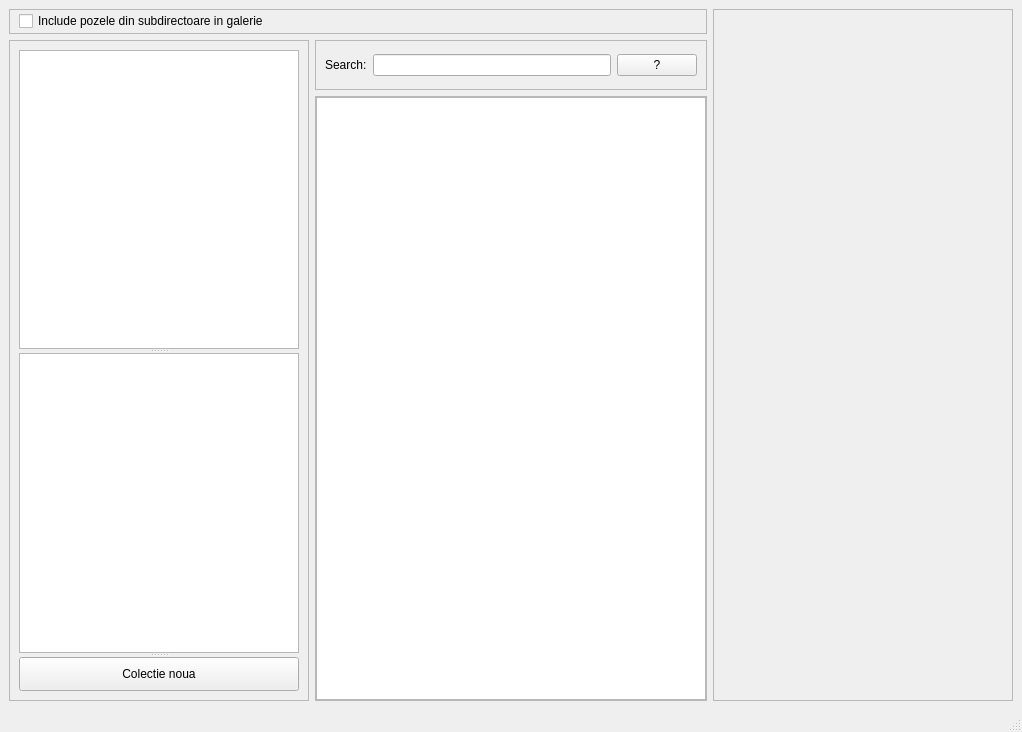
Above: interfata.ui from Flavius-George/Licenta_Riscant before the change. Below: the same form after it.
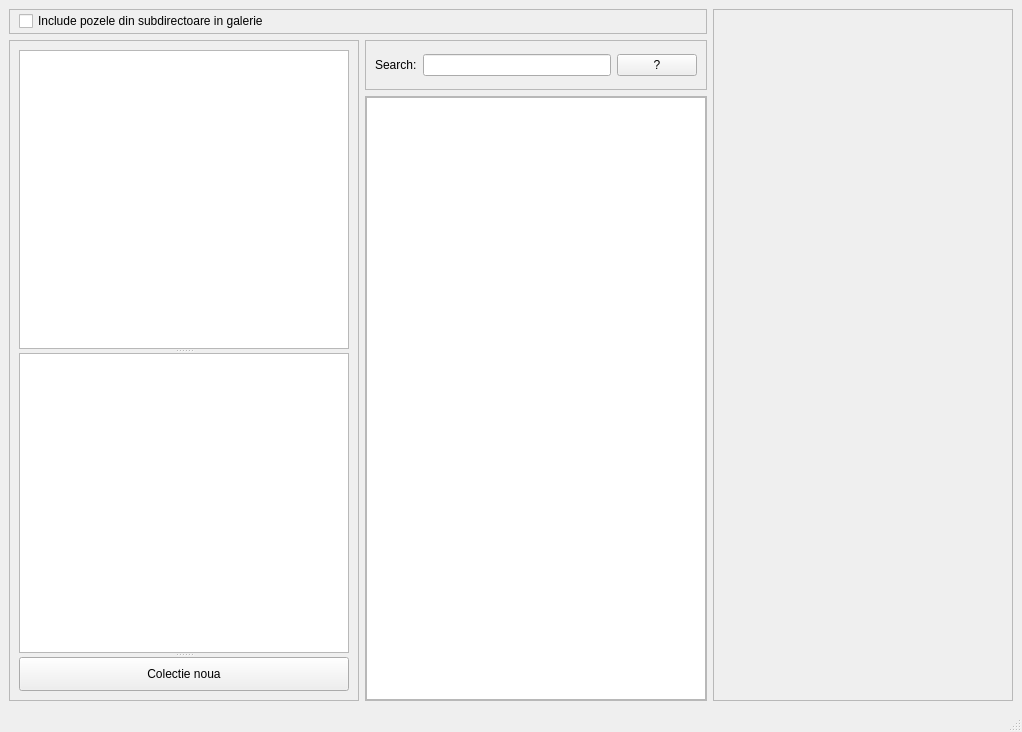
That is the form after the change.

What changed in the file:
```diff
--- a/interfata.ui
+++ b/interfata.ui
@@ -54,7 +54,7 @@
      <widget class="QFrame" name="menuFrame">
       <property name="minimumSize">
        <size>
-        <width>300</width>
+        <width>350</width>
         <height>0</height>
        </size>
       </property>
```
